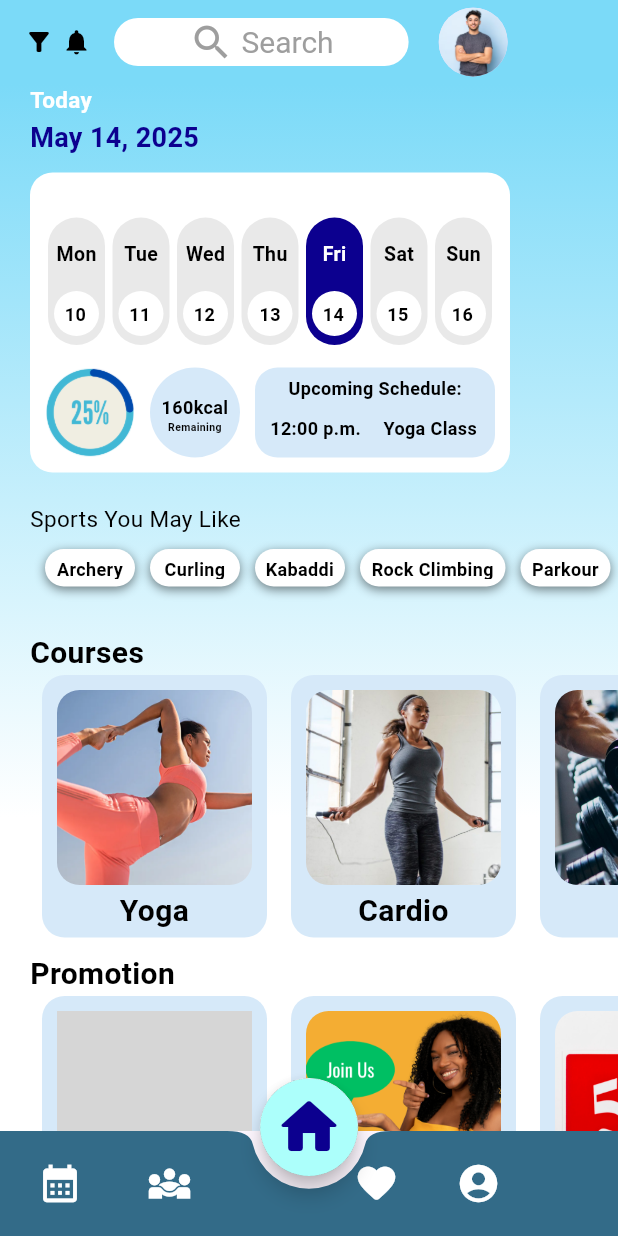
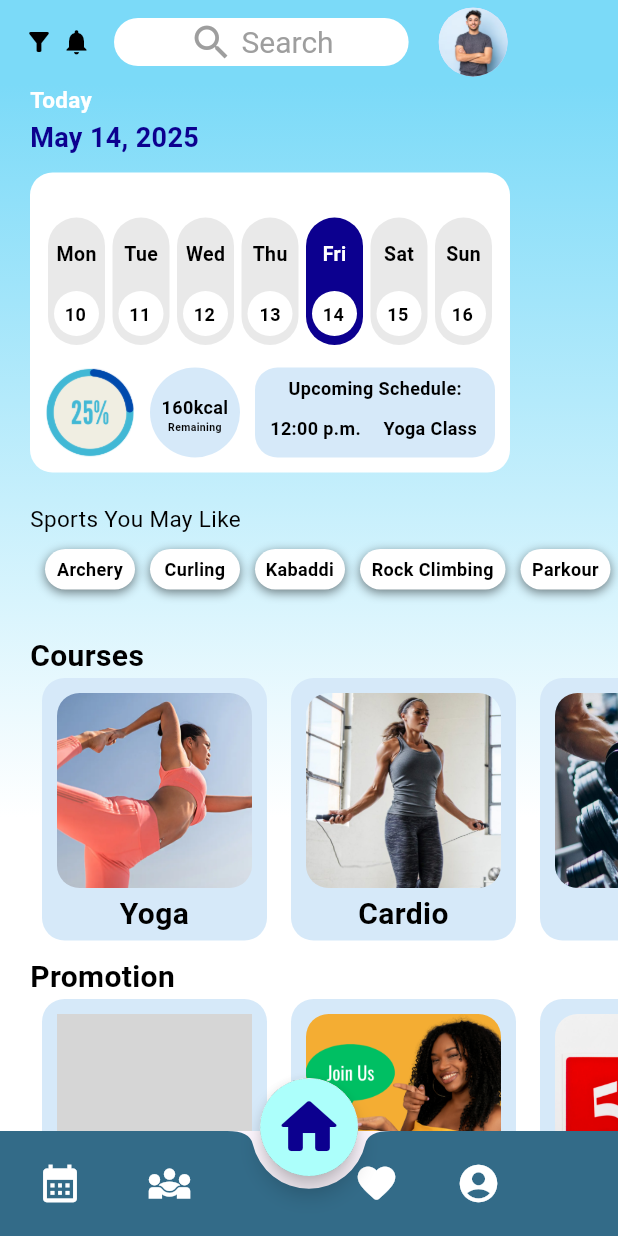
Before and after one commit to RRTeoh/Mobile, a Flutter app: the screen it shows after launch, on a phone screen of 412 x 824 dp. Run offline on Flutter 3.47's test engine with Material 3 defaults, Android fonts, the phone set to English and light mode, and no system bars; grey boxes are pictures that could not be loaded.

Commit message:
Update homepage

```diff
--- a/lib/screens/home_page.dart
+++ b/lib/screens/home_page.dart
@@ -569,7 +569,7 @@
                 //list of sports you may like
                 Container(
                   margin:EdgeInsets.only(top:10,bottom:10),
-                  height:25,
+                  height:27,
                   width:60,
                   decoration: BoxDecoration(
                     color: Colors.white,
@@ -596,7 +596,7 @@
                 SizedBox(width:10),
                 Container(
                   margin:EdgeInsets.only(top:10,bottom:10),
-                  height:25,
+                  height:27,
                   width:60,
                   decoration: BoxDecoration(
                     color: Colors.white,
@@ -623,7 +623,7 @@
                 SizedBox(width:10),
                 Container(
                   margin:EdgeInsets.only(top:10,bottom:10),
-                  height:25,
+                  height:27,
                   width:60,
                   decoration: BoxDecoration(
                     color: Colors.white,
@@ -650,7 +650,7 @@
                 SizedBox(width:10),
                 Container(
                   margin:EdgeInsets.only(top:10,bottom:10),
-                  height:25,
+                  height:27,
                   width:97,
                   decoration: BoxDecoration(
                     color: Colors.white,
@@ -677,7 +677,7 @@
                 SizedBox(width:10),
                 Container(
                   margin:EdgeInsets.only(top:10,bottom:10),
-                  height:25,
+                  height:27,
                   width:60,
                   decoration: BoxDecoration(
                     color: Colors.white,
@@ -810,6 +810,7 @@
                         child: Text(
                           promotion[index].promoname,
                           textAlign: TextAlign.center,
+
                           style: TextStyle(
                             fontSize: 13,
                             color: Colors.black,
```
